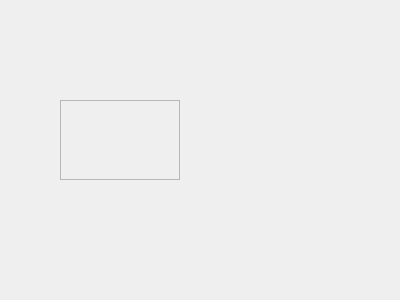
The window that advancedlinewidget.ui (Argasio/marionettaPlus) describes before a commit, drawn with Qt 5.
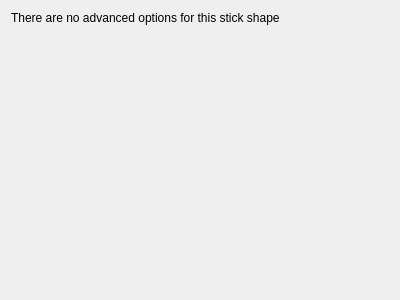
The same window after the commit.

Patch:
```diff
--- a/advancedlinewidget.ui
+++ b/advancedlinewidget.ui
@@ -13,22 +13,28 @@
   <property name="windowTitle">
    <string>Form</string>
   </property>
-  <widget class="QFrame" name="frame">
-   <property name="geometry">
-    <rect>
-     <x>60</x>
-     <y>100</y>
-     <width>120</width>
-     <height>80</height>
-    </rect>
-   </property>
-   <property name="frameShape">
-    <enum>QFrame::StyledPanel</enum>
-   </property>
-   <property name="frameShadow">
-    <enum>QFrame::Raised</enum>
-   </property>
-  </widget>
+  <layout class="QVBoxLayout" name="verticalLayout">
+   <item>
+    <widget class="QLabel" name="label">
+     <property name="text">
+      <string>There are no advanced options for this stick shape</string>
+     </property>
+    </widget>
+   </item>
+   <item>
+    <spacer name="verticalSpacer">
+     <property name="orientation">
+      <enum>Qt::Vertical</enum>
+     </property>
+     <property name="sizeHint" stdset="0">
+      <size>
+       <width>20</width>
+       <height>40</height>
+      </size>
+     </property>
+    </spacer>
+   </item>
+  </layout>
  </widget>
  <resources/>
  <connections/>
```
